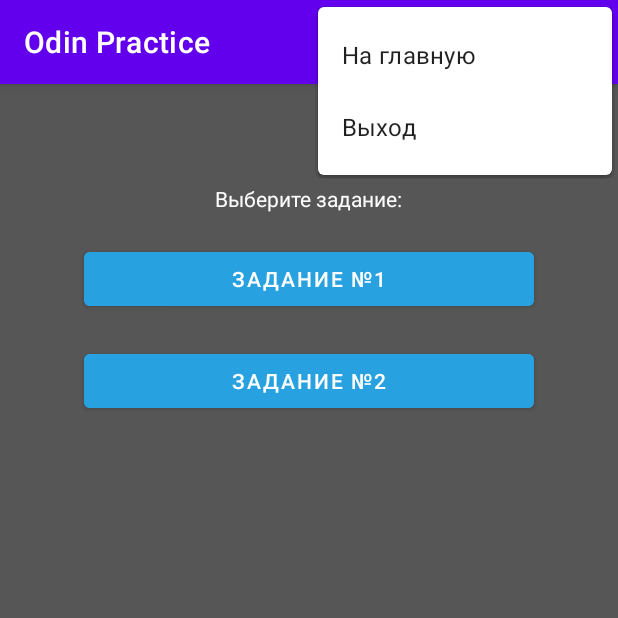
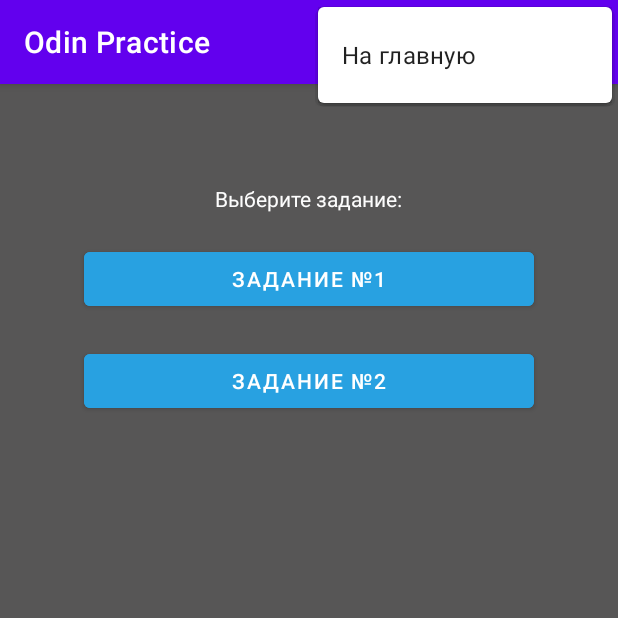
Before and after one commit to DuskFal1/Odin_practice, an Android app: the ListTask screen opened directly, with no data from a screen before it, with the options menu open, on a phone screen of 412 x 824 dp, the top half of it. Run offline under Robolectric (Android 15) with nearby library versions, the phone set to English and light mode, and no system bars.

Commit message:
-доделана работоспособность кнопок -подчищен код

```diff
--- a/app/src/main/AndroidManifest.xml
+++ b/app/src/main/AndroidManifest.xml
@@ -9,6 +9,7 @@
         android:logo="@drawable/logo"
         android:roundIcon="@mipmap/ic_launcher_round"
         android:supportsRtl="true"
+        android:noHistory="true"
         android:theme="@style/Theme.MyApplication">
         <activity
             android:name=".ListTask"
--- a/app/src/main/java/com/example/myapplication/ListTask.kt
+++ b/app/src/main/java/com/example/myapplication/ListTask.kt
@@ -20,6 +20,7 @@ class ListTask : AppCompatActivity() {
             startActivity(intent)
         }
     }
+
     override fun onCreateOptionsMenu(menu: Menu?): Boolean {
         val inflater = menuInflater
         inflater.inflate(R.menu.menu_tasks, menu)
@@ -32,9 +33,6 @@ class ListTask : AppCompatActivity() {
                 val intent = Intent(this, MainActivity::class.java)
                 startActivity(intent)
             }
-            R.id.action_exit -> {
-
-            }
         }
         return super.onOptionsItemSelected(item)
     }
--- a/app/src/main/java/com/example/myapplication/MainActivity.kt
+++ b/app/src/main/java/com/example/myapplication/MainActivity.kt
@@ -32,13 +32,10 @@ class MainActivity : AppCompatActivity() {
 
     override fun onOptionsItemSelected(item: MenuItem): Boolean {
         when(item.itemId){
-
             R.id.action_exit -> {
                 exitProcess(-1)
             }
-
         }
         return super.onOptionsItemSelected(item)
     }
-
 }
--- a/app/src/main/java/com/example/myapplication/Task1.kt
+++ b/app/src/main/java/com/example/myapplication/Task1.kt
@@ -6,6 +6,7 @@ import android.os.Bundle
 import android.view.Menu
 import android.view.MenuItem
 import com.example.myapplication.databinding.Task1Binding
+import com.google.android.material.internal.ContextUtils.getActivity
 
 class Task1 : AppCompatActivity() {
     lateinit var bindingClass: Task1Binding
@@ -56,10 +57,6 @@ class Task1 : AppCompatActivity() {
                 val intent = Intent(this, ListTask::class.java)
                 startActivity(intent)
             }
-
-            R.id.action_exit -> {
-
-            }
         }
         return super.onOptionsItemSelected(item)
     }
--- a/app/src/main/res/menu/menu_task.xml
+++ b/app/src/main/res/menu/menu_task.xml
@@ -14,10 +14,4 @@
         android:orderInCategory="2"
         android:title="@string/action_to_tasks"
         app:showAsAction="never"/>
-
-    <item
-        android:id="@+id/action_exit"
-        android:orderInCategory="3"
-        android:title="@string/action_exit"
-        app:showAsAction="never"/>
 </menu>
--- a/app/src/main/res/menu/menu_tasks.xml
+++ b/app/src/main/res/menu/menu_tasks.xml
@@ -8,10 +8,4 @@
         android:orderInCategory="1"
         android:title="@string/action_home"
         app:showAsAction="never"/>
-
-    <item
-        android:id="@+id/action_exit"
-        android:orderInCategory="2"
-        android:title="@string/action_exit"
-        app:showAsAction="never"/>
 </menu>
```
